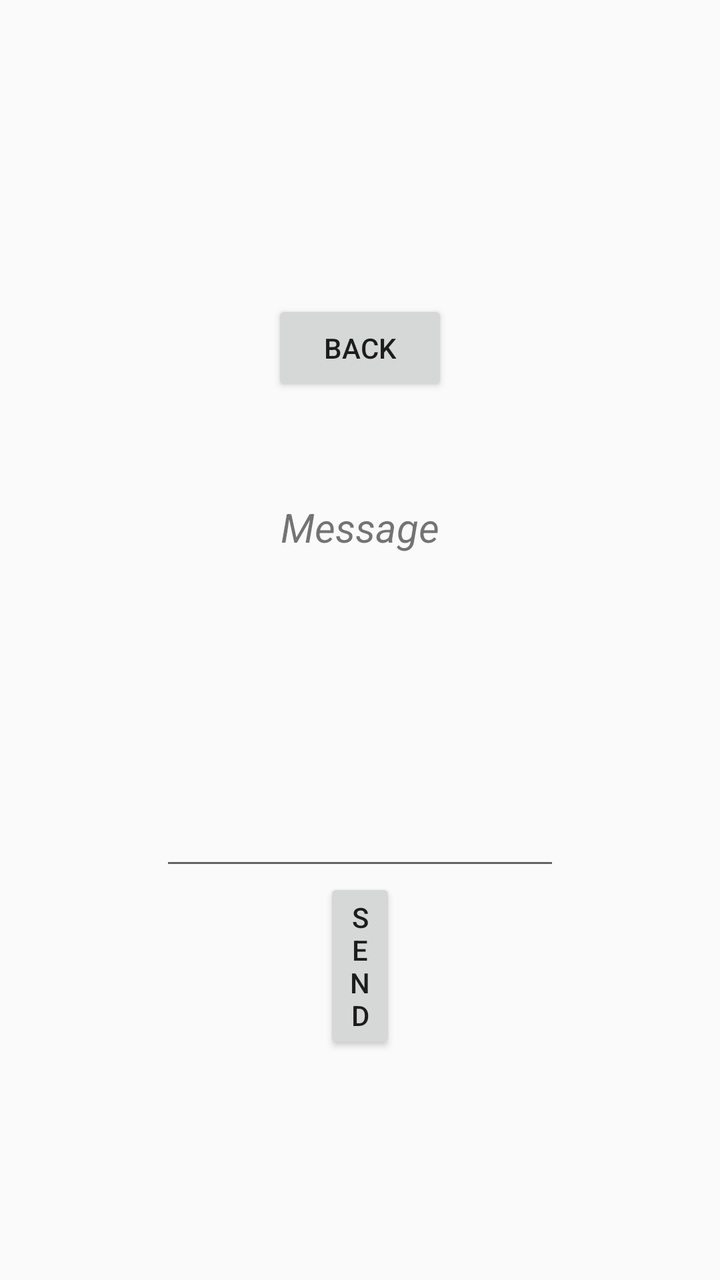
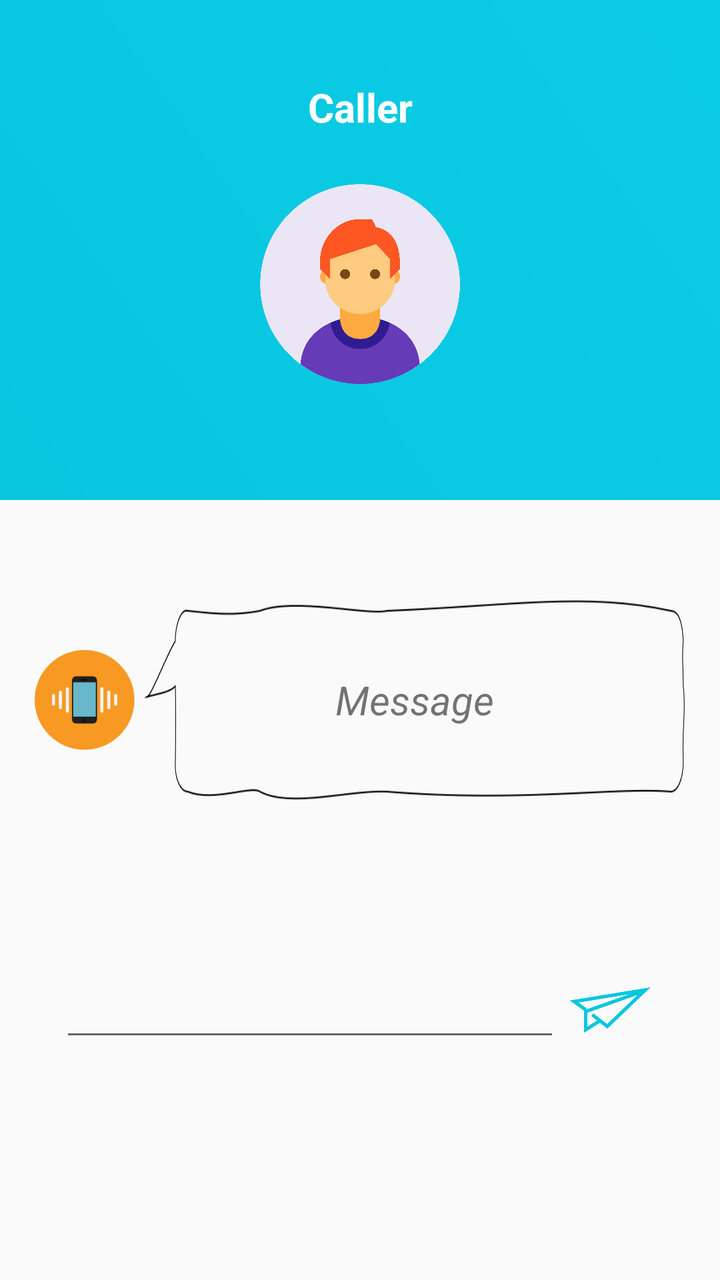

Screens rendered from an Android XML layout before and after an edit, with the pre-edit source and the edit as a unified diff.
<!-- AndroidManifest.xml: application theme AppTheme -->
<!-- res/layout/activity_chat.xml -->
<?xml version="1.0" encoding="utf-8"?>
<RelativeLayout xmlns:android="http://schemas.android.com/apk/res/android"
    xmlns:app="http://schemas.android.com/apk/res-auto"
    xmlns:tools="http://schemas.android.com/tools"
    android:layout_width="match_parent"
    android:layout_height="match_parent"
    tools:context=".chatActivity">

<Button
    android:id="@+id/back"
    android:layout_width="wrap_content"
    android:layout_height="wrap_content"
    android:layout_marginTop="150dp"
    android:layout_centerHorizontal="true"
    android:text="@string/back" />

<TextView
    android:id="@+id/readchatMsg"
    android:layout_width="wrap_content"
    android:layout_height="wrap_content"
    android:layout_alignParentEnd="true"
    android:layout_alignParentStart="true"
    android:layout_marginTop="250dp"
    android:text="@string/message"
    android:textAlignment="center"
    android:textSize="20sp"
    android:textStyle="italic" />

    <EditText
        android:id="@+id/writechatMsg"
        android:layout_width="248dp"
        android:layout_height="wrap_content"
        android:layout_alignParentStart="true"
        android:layout_alignParentBottom="true"
        android:layout_marginStart="80dp"
        android:layout_marginEnd="80dp"
        android:layout_marginBottom="200dp"
        android:autofillHints=""
        android:ems="10"
        android:inputType="textPersonName"
        tools:ignore="LabelFor" />

    <Button
        android:id="@+id/sendchatButton"
        android:layout_width="wrap_content"
        android:layout_height="wrap_content"
        android:layout_alignParentStart="true"
        android:layout_alignParentEnd="true"
        android:layout_alignParentBottom="true"
        android:layout_marginStart="162dp"
        android:layout_marginEnd="162dp"
        android:layout_marginBottom="113dp"
        android:text="@string/send" />

</RelativeLayout>
<!-- resources referenced by this layout -->
<resources>
  <string name="back">BACK</string>
  <string name="message">Message</string>
  <string name="send">SEND</string>
  <style name="AppTheme" parent="Theme.AppCompat.Light.DarkActionBar">
          
          <item name="colorPrimary">@color/colorPrimary</item>
          <item name="colorPrimaryDark">@color/colorPrimaryDark</item>
          <item name="colorAccent">@color/colorAccent</item>
      </style>
  <color name="colorPrimary">#6200EE</color>
  <color name="colorPrimaryDark">#3700B3</color>
  <color name="colorAccent">#03DAC5</color>
</resources>

<!-- the commit's change to res/layout/activity_chat.xml (unified diff, before → after) -->
@@ -1,55 +1,128 @@
 <?xml version="1.0" encoding="utf-8"?>
-<RelativeLayout xmlns:android="http://schemas.android.com/apk/res/android"
+<LinearLayout xmlns:android="http://schemas.android.com/apk/res/android"
     xmlns:app="http://schemas.android.com/apk/res-auto"
     xmlns:tools="http://schemas.android.com/tools"
     android:layout_width="match_parent"
     android:layout_height="match_parent"
-    tools:context=".chatActivity">
+    tools:context=".chatActivity"
+    android:orientation="vertical">
 
-<Button
-    android:id="@+id/back"
-    android:layout_width="wrap_content"
-    android:layout_height="wrap_content"
-    android:layout_marginTop="150dp"
-    android:layout_centerHorizontal="true"
-    android:text="@string/back" />
+    <RelativeLayout
+        android:layout_width="match_parent"
+        android:layout_height="250dp"
+        android:id="@+id/btnlayout">
+        <LinearLayout
+            android:background="@drawable/gradient_background"
+            android:layout_width="match_parent"
+            android:layout_height="match_parent"
+            android:orientation="vertical">
+            <TextView
+                android:id="@+id/chatcaller"
+                android:layout_width="match_parent"
+                android:layout_height="wrap_content"
+                android:layout_marginTop="40dp"
+                android:text="@string/caller"
+                android:textAlignment="center"
+                android:textColor="@android:color/white"
+                android:textSize="20sp"
+                android:textStyle="bold|normal" />
 
-<TextView
-    android:id="@+id/readchatMsg"
-    android:layout_width="wrap_content"
-    android:layout_height="wrap_content"
-    android:layout_alignParentEnd="true"
-    android:layout_alignParentStart="true"
-    android:layout_marginTop="250dp"
-    android:text="@string/message"
-    android:textAlignment="center"
-    android:textSize="20sp"
-    android:textStyle="italic" />
+            <androidx.appcompat.widget.AppCompatImageView
+                android:layout_width="wrap_content"
+                android:layout_height="100dp"
+                android:layout_marginTop="25dp"
+                android:src="@drawable/avatar"
+                android:id="@+id/chatBtn"
+                />
 
-    <EditText
-        android:id="@+id/writechatMsg"
-        android:layout_width="248dp"
+        </LinearLayout>
+
+    </RelativeLayout>
+
+    <LinearLayout
+        android:layout_marginTop="50dp"
+        android:layout_marginLeft="15dp"
+        android:layout_marginRight="15dp"
+        android:layout_width="match_parent"
         android:layout_height="wrap_content"
-        android:layout_alignParentStart="true"
-        android:layout_alignParentBottom="true"
-        android:layout_marginStart="80dp"
-        android:layout_marginEnd="80dp"
-        android:layout_marginBottom="200dp"
-        android:autofillHints=""
-        android:ems="10"
-        android:inputType="textPersonName"
-        tools:ignore="LabelFor" />
+        android:gravity="center"
+        android:orientation="horizontal">
 
-    <Button
-        android:id="@+id/sendchatButton"
-        android:layout_width="wrap_content"
+        <androidx.appcompat.widget.AppCompatImageView
+            android:layout_width="50dp"
+            android:layout_height="50dp"
+            android:src="@drawable/phone2"
+            android:layout_marginEnd="5dp" />
+        <TextView
+            android:id="@+id/readchatMsg"
+            android:layout_width="270dp"
+            android:layout_height="100dp"
+            android:text="@string/message"
+            android:textAlignment="center"
+            android:gravity="center"
+            android:textSize="20sp"
+            android:textStyle="italic"
+            android:background="@drawable/chat_bubble"/>
+
+    </LinearLayout>
+
+    <LinearLayout
+        android:layout_marginTop="80dp"
+        android:layout_marginLeft="15dp"
+        android:layout_marginRight="15dp"
+        android:layout_width="match_parent"
         android:layout_height="wrap_content"
-        android:layout_alignParentStart="true"
-        android:layout_alignParentEnd="true"
-        android:layout_alignParentBottom="true"
-        android:layout_marginStart="162dp"
-        android:layout_marginEnd="162dp"
-        android:layout_marginBottom="113dp"
-        android:text="@string/send" />
+        android:gravity="center"
+        android:orientation="horizontal">
 
-</RelativeLayout>
+        <EditText
+            android:id="@+id/writechatMsg"
+            android:layout_width="250dp"
+            android:layout_height="wrap_content"
+            android:autofillHints=""
+            android:ems="10"
+            android:inputType="textPersonName"
+            tools:ignore="LabelFor"
+            android:layout_marginEnd="5dp" />
+
+        <androidx.appcompat.widget.AppCompatImageView
+            android:id="@+id/sendchatButton"
+            android:layout_width="40dp"
+            android:layout_height="50dp"
+            android:src="@drawable/send"
+            android:layout_marginEnd="5dp"
+            android:tint="@color/starBlue"/>
+
+    </LinearLayout>
+
+    <LinearLayout
+        android:layout_marginTop="120dp"
+        android:layout_marginLeft="15dp"
+        android:layout_marginRight="15dp"
+        android:layout_width="match_parent"
+        android:layout_height="wrap_content"
+        android:gravity="center"
+        android:orientation="horizontal">
+
+        <androidx.appcompat.widget.AppCompatImageView
+            android:id="@+id/chatbackBtn"
+            android:layout_width="50dp"
+            android:layout_height="20dp"
+            android:src="@drawable/back"
+            android:layout_marginEnd="100dp"
+            android:tint="@color/gray"
+            />
+
+        <androidx.appcompat.widget.AppCompatImageView
+            android:id="@+id/chatcloseBtn"
+            android:layout_width="50dp"
+            android:layout_height="20dp"
+            android:src="@drawable/close"
+            android:layout_marginEnd="5dp"
+            android:tint="@color/gray"/>
+
+    </LinearLayout>
+
+
+
+</LinearLayout>
<!-- resource entries referenced after the edit -->
@@ -1,14 +1,29 @@
 <!-- resources referenced by this layout -->
 <resources>
-  <string name="back">BACK</string>
+  <color name="gray">#a9a9a9</color>
+  <color name="starBlue">#09c6df</color>
+  <!-- drawable avatar: png bitmap (drawable, 35040 bytes) -->
+  <!-- drawable back: png bitmap (drawable, 8670 bytes) -->
+  <!-- drawable chat_bubble: png bitmap (drawable, 10945 bytes) -->
+  <!-- drawable close: png bitmap (drawable, 6901 bytes) -->
+  <!-- drawable gradient_background (drawable) -->
+  <?xml version="1.0" encoding="utf-8"?>
+  <shape xmlns:android="http://schemas.android.com/apk/res/android">
+  <gradient android:angle="45"
+      android:startColor="@color/starBlue"
+      android:endColor="@color/endBlue"/>
+  </shape>
+  <!-- drawable phone2: png bitmap (drawable, 10133 bytes) -->
+  <!-- drawable send: png bitmap (drawable, 30259 bytes) -->
+  <string name="caller">Caller</string>
   <string name="message">Message</string>
-  <string name="send">SEND</string>
-  <style name="AppTheme" parent="Theme.AppCompat.Light.DarkActionBar">
+  <style name="AppTheme" parent="Theme.AppCompat.Light.NoActionBar">
           
           <item name="colorPrimary">@color/colorPrimary</item>
           <item name="colorPrimaryDark">@color/colorPrimaryDark</item>
           <item name="colorAccent">@color/colorAccent</item>
       </style>
+  <color name="endBlue">#0bcce6</color>
   <color name="colorPrimary">#6200EE</color>
   <color name="colorPrimaryDark">#3700B3</color>
   <color name="colorAccent">#03DAC5</color>
